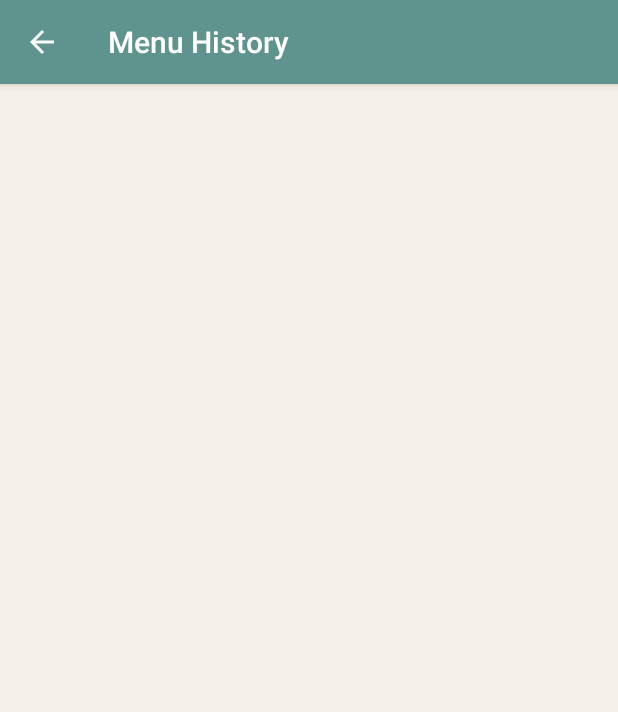
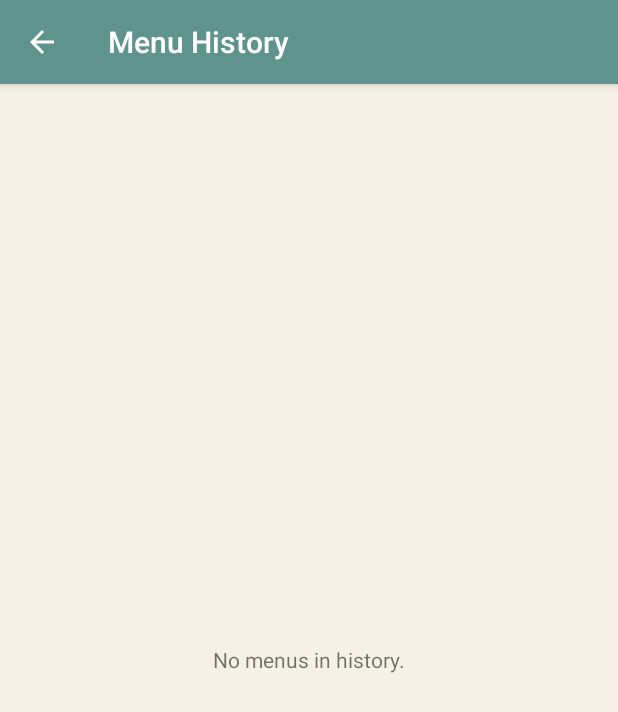
Before and after one commit to eekkonstantin/FlipMenu, an Android app: the HistoryActivity screen opened directly, with no data from a screen before it, on a phone screen of 412 x 824 dp. Shown: the top 712 px of the screen. Run offline under Robolectric (Android 15) with nearby library versions, the phone set to English and light mode, and no system bars.

Commit message:
Fix empty history crash

```diff
--- a/app/src/main/java/com/kkontagion/flipmenu/HistoryActivity.java
+++ b/app/src/main/java/com/kkontagion/flipmenu/HistoryActivity.java
@@ -6,6 +6,8 @@ import android.support.v7.app.AppCompatActivity;
 import android.os.Bundle;
 import android.support.v7.widget.RecyclerView;
 import android.util.Log;
+import android.view.View;
+import android.widget.TextView;
 
 import com.kkontagion.flipmenu.adapters.HistoryAdapter;
 import com.kkontagion.flipmenu.objects.HistoryItem;
@@ -33,7 +35,12 @@ public class HistoryActivity extends AppCompatActivity implements HistoryAdapter
         ArrayList<String> imagesUri = imageRetrieval();
         Log.d("penis", imagesUri.toString());
 
+
         // Kon:
+        if (imagesUri.isEmpty()) {
+            TextView tv = findViewById(R.id.tv_empty);
+            tv.setVisibility(View.VISIBLE);
+        } else {
             //  1) get SharedPrefs for each image (ref. ConfirmActivity:440), and assign to a HistoryItem with the image
             hItems = new ArrayList<>();
             for (String name : imagesUri) {
@@ -44,6 +51,7 @@ public class HistoryActivity extends AppCompatActivity implements HistoryAdapter
             adapter = new HistoryAdapter(this, hItems);
             rv.setAdapter(adapter);
         }
+    }
 
     private ArrayList<String> imageRetrieval() {
         imagesLinks = new ArrayList<>();
@@ -53,12 +61,12 @@ public class HistoryActivity extends AppCompatActivity implements HistoryAdapter
         {
             listFile = file.listFiles();
 
-
-            for (int i = 0; i < listFile.length; i++)
-            {
+            if (listFile.length > 0) {
+                for (int i = 0; i < listFile.length; i++) {
 
                     imagesLinks.add(listFile[i].getAbsolutePath());
 
+                }
             }
         }
 
--- a/app/src/main/res/layout/activity_history.xml
+++ b/app/src/main/res/layout/activity_history.xml
@@ -13,4 +13,14 @@
         android:layout_alignParentStart="true"
         app:layoutManager="android.support.v7.widget.LinearLayoutManager" />
 
+    <TextView
+        android:id="@+id/tv_empty"
+        android:layout_width="wrap_content"
+        android:layout_height="wrap_content"
+        android:layout_alignParentBottom="false"
+        android:layout_alignParentEnd="false"
+        android:layout_centerInParent="true"
+        android:text="@string/history_none"
+        android:visibility="gone" />
+
 </RelativeLayout>
--- a/app/src/main/res/values/strings.xml
+++ b/app/src/main/res/values/strings.xml
@@ -61,6 +61,7 @@
 
     <string name="title_activity_history">Menu History</string>
     <string name="history_location">Unknown Location</string>
+    <string name="history_none">No menus in history.</string>
 
     <string name="title_activity_see">Original Menu</string>
 
```
Lines whose indentation alone changed are shown as unchanged.
